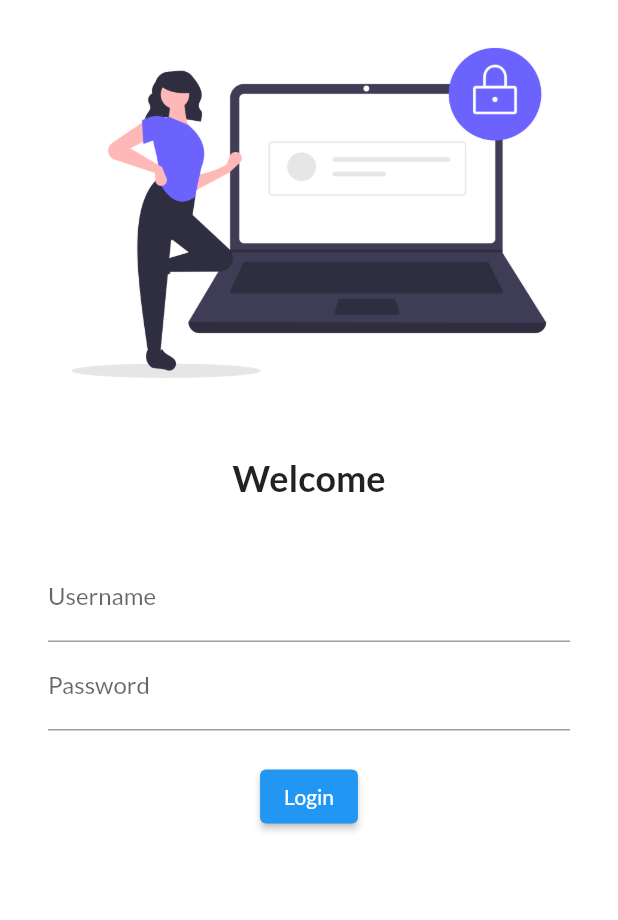
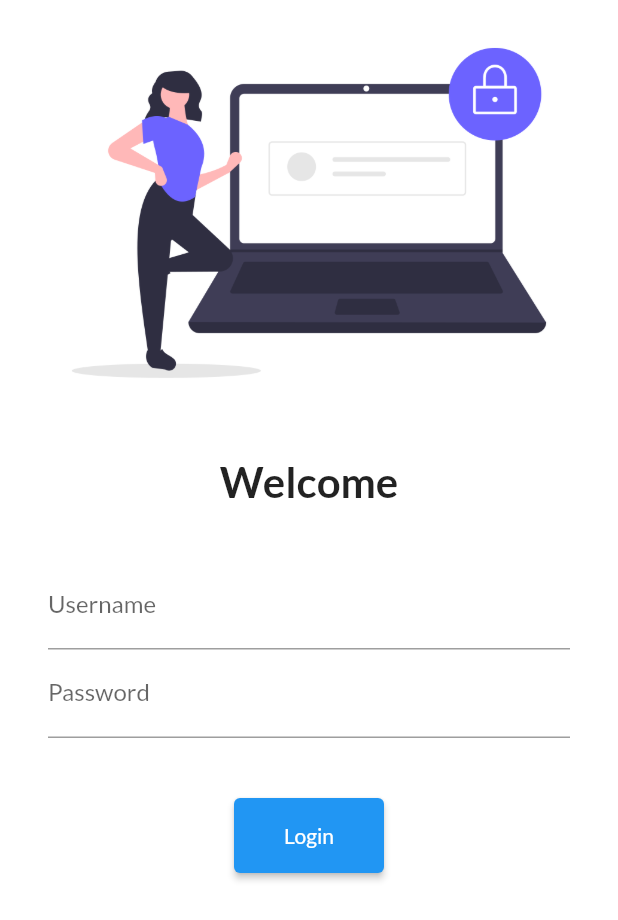
Before and after one commit to nooralam6/30DaysOfFlutter, a Flutter app: the screen it shows after launch, on a phone screen of 412 x 824 dp. Shown: the top 920 px of the screen. Run offline on Flutter 3.47's test engine with Material 2 defaults, Android fonts, the phone set to English and light mode, and no system bars; our stand-ins replace google_fonts.

Commit message:
day 5 completed

```diff
--- a/lib/main.dart
+++ b/lib/main.dart
@@ -1,6 +1,7 @@
 import 'package:flutter/material.dart';
 import 'package:flutter_catalog/pages/home_page.dart';
 import 'package:flutter_catalog/pages/login_page.dart';
+import 'package:flutter_catalog/utils/routes.dart';
 import 'package:google_fonts/google_fonts.dart';
 
 void main() {
@@ -18,8 +19,8 @@ class MyApp extends StatelessWidget {
       initialRoute: "/",
       routes: {
         "/": (context) => LoginPage(),
-        "/login": (context) => LoginPage(),
-        "/home": (context) => HomePage()
+        AppRoutes.login: (context) => LoginPage(),
+        AppRoutes.home: (context) => HomePage()
       },
     );
   }
--- a/lib/pages/login_page.dart
+++ b/lib/pages/login_page.dart
@@ -1,4 +1,5 @@
 import 'package:flutter/material.dart';
+import 'package:flutter_catalog/utils/routes.dart';
 
 class LoginPage extends StatelessWidget {
   const LoginPage({Key? key}) : super(key: key);
@@ -7,6 +8,7 @@ class LoginPage extends StatelessWidget {
   Widget build(BuildContext context) {
     return Material(
       color: Colors.white,
+      child: SingleChildScrollView(
         child: Column(
           children: [
             Image.asset(
@@ -19,7 +21,7 @@ class LoginPage extends StatelessWidget {
             const Text(
               "Welcome",
               style: TextStyle(
-              fontSize: 24,
+                fontSize: 28,
                 fontWeight: FontWeight.bold,
               ),
             ),
@@ -44,20 +46,21 @@ class LoginPage extends StatelessWidget {
                     ),
                   ),
                   SizedBox(
-                  height: 20,
+                    height: 40,
                   ),
                   ElevatedButton(
                     onPressed: () {
-                    print("Login tapped");
+                      Navigator.pushNamed(context, AppRoutes.home);
                     },
                     child: Text("Login"),
-                  style: TextButton.styleFrom(),
+                    style: TextButton.styleFrom(minimumSize: Size(100, 50)),
                   )
                 ],
               ),
             )
           ],
         ),
+      ),
     );
   }
 }
--- /dev/null
+++ b/lib/utils/routes.dart
@@ -0,0 +1,4 @@
+class AppRoutes {
+  static String login = "/login";
+  static String home = "/home";
+}
```
Lines whose indentation alone changed are shown as unchanged.
